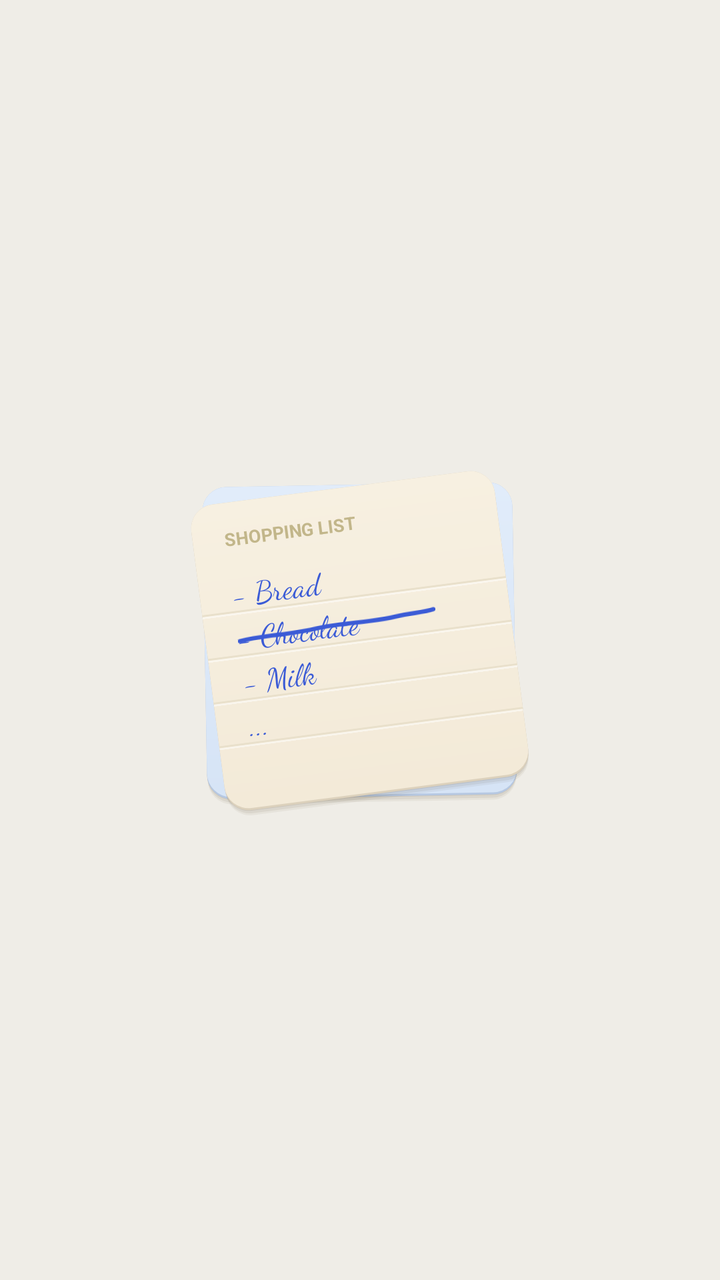
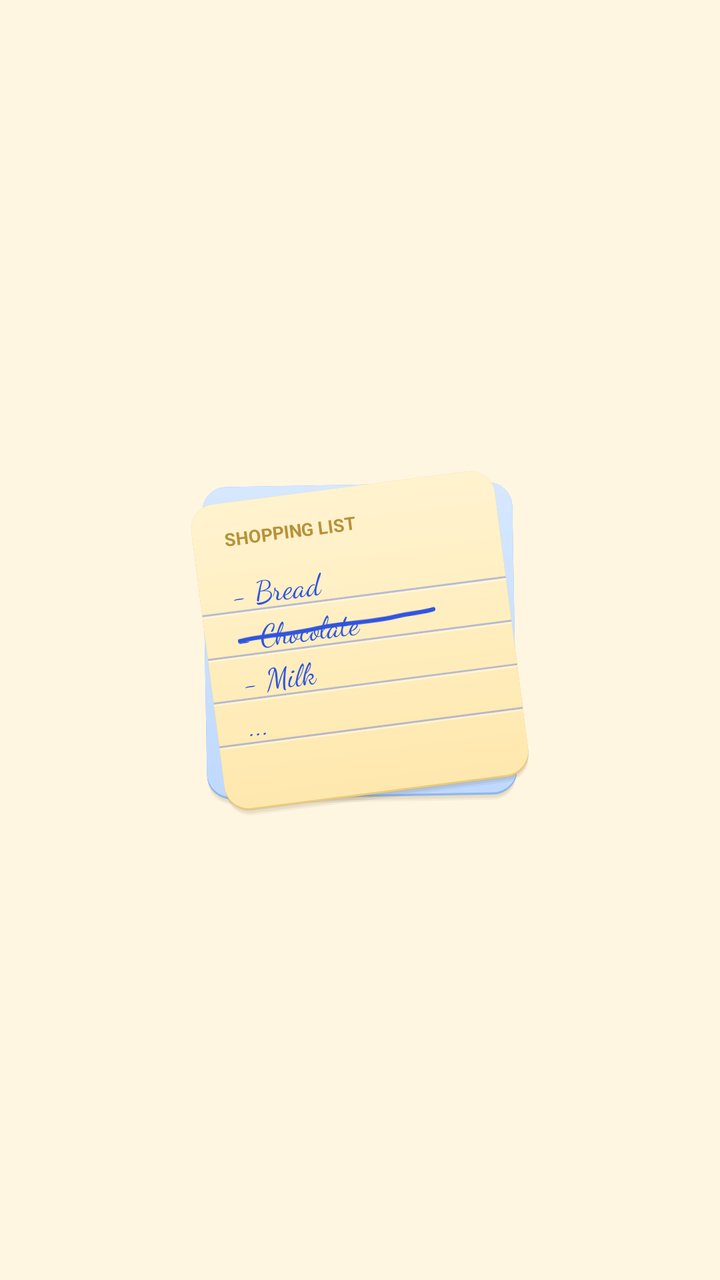

Compare the two renders of this Android layout. The source of the first and the diff that turns it into the second are given below.
<!-- AndroidManifest.xml: application theme AppTheme -->
<!-- res/layout/widget_preview.xml -->
<?xml version="1.0" encoding="utf-8"?>
<FrameLayout xmlns:android="http://schemas.android.com/apk/res/android" android:layout_width="match_parent" android:layout_height="match_parent">
    <FrameLayout android:layout_width="180dp" android:layout_height="180dp" android:layout_gravity="center">
        <FrameLayout android:layout_width="167dp" android:layout_height="167dp" android:layout_gravity="center"
            android:rotation="-1" android:background="@drawable/paper_sky"/>
        <FrameLayout android:layout_width="165dp" android:layout_height="165dp" android:layout_gravity="center"
            android:rotation="-7.4" android:background="@drawable/paper_cream" android:padding="6dp">
            <LinearLayout android:layout_width="match_parent" android:layout_height="match_parent" android:orientation="vertical">
                <TextView android:layout_width="wrap_content" android:layout_height="wrap_content" android:text="SHOPPING LIST"
                    android:paddingStart="16dp" android:paddingTop="12dp" android:paddingBottom="10dp"
                    android:textSize="9sp" android:textStyle="bold" android:textColor="#C2B68A"/>
                <FrameLayout android:layout_width="match_parent" android:layout_height="22dp" android:background="@drawable/rule" android:paddingStart="16dp">
                    <CheckBox android:layout_width="wrap_content" android:layout_height="match_parent" android:button="@null"
                        android:background="@drawable/strike" android:minWidth="0dp" android:minHeight="0dp" android:padding="0dp"
                        android:paddingEnd="4dp" android:textSize="15sp" android:textColor="#3B5BD6" android:fontFamily="cursive"
                        android:checked="false" android:text="- Bread"/>
                </FrameLayout>
                <FrameLayout android:layout_width="match_parent" android:layout_height="22dp" android:background="@drawable/rule" android:paddingStart="16dp">
                    <CheckBox android:layout_width="wrap_content" android:layout_height="match_parent" android:button="@null"
                        android:background="@drawable/strike" android:minWidth="0dp" android:minHeight="0dp" android:padding="0dp"
                        android:paddingEnd="4dp" android:textSize="15sp" android:textColor="#3B5BD6" android:fontFamily="cursive"
                        android:checked="true" android:text="- Chocolate"/>
                </FrameLayout>
                <FrameLayout android:layout_width="match_parent" android:layout_height="22dp" android:background="@drawable/rule" android:paddingStart="16dp">
                    <CheckBox android:layout_width="wrap_content" android:layout_height="match_parent" android:button="@null"
                        android:background="@drawable/strike" android:minWidth="0dp" android:minHeight="0dp" android:padding="0dp"
                        android:paddingEnd="4dp" android:textSize="15sp" android:textColor="#3B5BD6" android:fontFamily="cursive"
                        android:checked="false" android:text="- Milk"/>
                </FrameLayout>
                <FrameLayout android:layout_width="match_parent" android:layout_height="22dp" android:background="@drawable/rule" android:paddingStart="16dp">
                    <CheckBox android:layout_width="wrap_content" android:layout_height="match_parent" android:button="@null"
                        android:background="@drawable/strike" android:minWidth="0dp" android:minHeight="0dp" android:padding="0dp"
                        android:paddingEnd="4dp" android:textSize="15sp" android:textColor="#3B5BD6" android:fontFamily="cursive"
                        android:checked="false" android:text="..."/>
                </FrameLayout>
            </LinearLayout>
        </FrameLayout>
    </FrameLayout>
</FrameLayout>
<!-- resources referenced by this layout -->
<resources>
  <!-- drawable paper_cream (drawable) -->
  <?xml version="1.0" encoding="utf-8"?>
  <layer-list xmlns:android="http://schemas.android.com/apk/res/android">
      <item android:left="6.6dp" android:right="6.6dp" android:top="9.6dp" android:bottom="2.4dp">
          <shape><corners android:radius="12dp"/><solid android:color="#0D3B2A10"/></shape></item>
      <item android:left="6.4dp" android:right="6.4dp" android:top="8.2dp" android:bottom="3.6dp">
          <shape><corners android:radius="12dp"/><solid android:color="#123B2A10"/></shape></item>
      <item android:left="6.2dp" android:right="6.2dp" android:top="7.0dp" android:bottom="4.8dp">
          <shape><corners android:radius="12dp"/><solid android:color="#173B2A10"/></shape></item>
      <item android:left="6dp" android:right="6dp" android:top="6dp" android:bottom="5.3dp">
          <shape><corners android:radius="12dp"/><solid android:color="#DCD1BC"/></shape></item>
      <item android:left="6dp" android:right="6dp" android:top="6dp" android:bottom="6dp">
          <shape><corners android:radius="12dp"/><gradient android:angle="270" android:startColor="#F7F0E1" android:endColor="#F3EAD8"/></shape></item>
  </layer-list>
  <!-- drawable paper_sky (drawable) -->
  <?xml version="1.0" encoding="utf-8"?>
  <layer-list xmlns:android="http://schemas.android.com/apk/res/android">
      <item android:left="6.6dp" android:right="6.6dp" android:top="9.6dp" android:bottom="2.4dp">
          <shape><corners android:radius="12dp"/><solid android:color="#0D3B2A10"/></shape></item>
      <item android:left="6.4dp" android:right="6.4dp" android:top="8.2dp" android:bottom="3.6dp">
          <shape><corners android:radius="12dp"/><solid android:color="#123B2A10"/></shape></item>
      <item android:left="6.2dp" android:right="6.2dp" android:top="7.0dp" android:bottom="4.8dp">
          <shape><corners android:radius="12dp"/><solid android:color="#173B2A10"/></shape></item>
      <item android:left="6dp" android:right="6dp" android:top="6dp" android:bottom="5.3dp">
          <shape><corners android:radius="12dp"/><solid android:color="#B6C8E2"/></shape></item>
      <item android:left="6dp" android:right="6dp" android:top="6dp" android:bottom="6dp">
          <shape><corners android:radius="12dp"/><gradient android:angle="270" android:startColor="#E1ECFA" android:endColor="#D6E4F6"/></shape></item>
  </layer-list>
  <!-- drawable rule (drawable) -->
  <?xml version="1.0" encoding="utf-8"?>
  <layer-list xmlns:android="http://schemas.android.com/apk/res/android">
      <item android:gravity="bottom" android:height="1dp" android:bottom="1dp"><shape><solid android:color="#E9E0CB"/></shape></item>
      <item android:gravity="bottom" android:height="1dp"><shape><solid android:color="#80FFFFFF"/></shape></item>
  </layer-list>
  <style name="AppTheme" parent="android:Theme.Material.Light.NoActionBar">
          <item name="android:windowBackground">@color/bg</item>
          <item name="android:statusBarColor">@color/bg</item>
          <item name="android:navigationBarColor">@color/bg</item>
          <item name="android:windowLightStatusBar">true</item>
          <item name="android:windowLightNavigationBar">true</item>
          <item name="android:colorAccent">#3B5BD6</item>
          <item name="android:textColorHighlight">#403B5BD6</item>
      </style>
  <!-- drawable strike_on (drawable) -->
  <?xml version="1.0" encoding="utf-8"?>
  <vector xmlns:android="http://schemas.android.com/apk/res/android" android:width="100dp" android:height="22dp" android:viewportWidth="100" android:viewportHeight="22">
      <path android:name="s" android:pathData="M1,13.2 C14,11.6 26,13.4 40,11.8 C54,10.4 66,12.6 80,11 C88,10.2 94,10.8 99,9.8" android:strokeColor="@color/ink_dark" android:strokeWidth="2.1"
          android:strokeLineCap="round" android:fillColor="#00000000" android:trimPathEnd="1"/>
  </vector>
  <color name="bg">#EFEDE7</color>
  <color name="ink_dark">#3B5BD6</color>
  <!-- unchanged entries left out for length: 4 -->
</resources>

<!-- the commit's change to res/layout/widget_preview.xml (unified diff, before → after) -->
@@ -8,29 +8,29 @@
             <LinearLayout android:layout_width="match_parent" android:layout_height="match_parent" android:orientation="vertical">
                 <TextView android:layout_width="wrap_content" android:layout_height="wrap_content" android:text="SHOPPING LIST"
                     android:paddingStart="16dp" android:paddingTop="12dp" android:paddingBottom="10dp"
-                    android:textSize="9sp" android:textStyle="bold" android:textColor="#C2B68A"/>
+                    android:textSize="9sp" android:textStyle="bold" android:textColor="#B8923A"/>
                 <FrameLayout android:layout_width="match_parent" android:layout_height="22dp" android:background="@drawable/rule" android:paddingStart="16dp">
                     <CheckBox android:layout_width="wrap_content" android:layout_height="match_parent" android:button="@null"
                         android:background="@drawable/strike" android:minWidth="0dp" android:minHeight="0dp" android:padding="0dp"
-                        android:paddingEnd="4dp" android:textSize="15sp" android:textColor="#3B5BD6" android:fontFamily="cursive"
+                        android:paddingEnd="4dp" android:textSize="15sp" android:textColor="#2F55E0" android:fontFamily="cursive"
                         android:checked="false" android:text="- Bread"/>
                 </FrameLayout>
                 <FrameLayout android:layout_width="match_parent" android:layout_height="22dp" android:background="@drawable/rule" android:paddingStart="16dp">
                     <CheckBox android:layout_width="wrap_content" android:layout_height="match_parent" android:button="@null"
                         android:background="@drawable/strike" android:minWidth="0dp" android:minHeight="0dp" android:padding="0dp"
-                        android:paddingEnd="4dp" android:textSize="15sp" android:textColor="#3B5BD6" android:fontFamily="cursive"
+                        android:paddingEnd="4dp" android:textSize="15sp" android:textColor="#2F55E0" android:fontFamily="cursive"
                         android:checked="true" android:text="- Chocolate"/>
                 </FrameLayout>
                 <FrameLayout android:layout_width="match_parent" android:layout_height="22dp" android:background="@drawable/rule" android:paddingStart="16dp">
                     <CheckBox android:layout_width="wrap_content" android:layout_height="match_parent" android:button="@null"
                         android:background="@drawable/strike" android:minWidth="0dp" android:minHeight="0dp" android:padding="0dp"
-                        android:paddingEnd="4dp" android:textSize="15sp" android:textColor="#3B5BD6" android:fontFamily="cursive"
+                        android:paddingEnd="4dp" android:textSize="15sp" android:textColor="#2F55E0" android:fontFamily="cursive"
                         android:checked="false" android:text="- Milk"/>
                 </FrameLayout>
                 <FrameLayout android:layout_width="match_parent" android:layout_height="22dp" android:background="@drawable/rule" android:paddingStart="16dp">
                     <CheckBox android:layout_width="wrap_content" android:layout_height="match_parent" android:button="@null"
                         android:background="@drawable/strike" android:minWidth="0dp" android:minHeight="0dp" android:padding="0dp"
-                        android:paddingEnd="4dp" android:textSize="15sp" android:textColor="#3B5BD6" android:fontFamily="cursive"
+                        android:paddingEnd="4dp" android:textSize="15sp" android:textColor="#2F55E0" android:fontFamily="cursive"
                         android:checked="false" android:text="..."/>
                 </FrameLayout>
             </LinearLayout>
<!-- resource entries referenced after the edit -->
@@ -10,9 +10,9 @@
       <item android:left="6.2dp" android:right="6.2dp" android:top="7.0dp" android:bottom="4.8dp">
           <shape><corners android:radius="12dp"/><solid android:color="#173B2A10"/></shape></item>
       <item android:left="6dp" android:right="6dp" android:top="6dp" android:bottom="5.3dp">
-          <shape><corners android:radius="12dp"/><solid android:color="#DCD1BC"/></shape></item>
+          <shape><corners android:radius="12dp"/><solid android:color="#E8CB80"/></shape></item>
       <item android:left="6dp" android:right="6dp" android:top="6dp" android:bottom="6dp">
-          <shape><corners android:radius="12dp"/><gradient android:angle="270" android:startColor="#F7F0E1" android:endColor="#F3EAD8"/></shape></item>
+          <shape><corners android:radius="12dp"/><gradient android:angle="270" android:startColor="#FFF3CF" android:endColor="#FFE8AE"/></shape></item>
   </layer-list>
   <!-- drawable paper_sky (drawable) -->
   <?xml version="1.0" encoding="utf-8"?>
@@ -24,15 +24,15 @@
       <item android:left="6.2dp" android:right="6.2dp" android:top="7.0dp" android:bottom="4.8dp">
           <shape><corners android:radius="12dp"/><solid android:color="#173B2A10"/></shape></item>
       <item android:left="6dp" android:right="6dp" android:top="6dp" android:bottom="5.3dp">
-          <shape><corners android:radius="12dp"/><solid android:color="#B6C8E2"/></shape></item>
+          <shape><corners android:radius="12dp"/><solid android:color="#8DB6F0"/></shape></item>
       <item android:left="6dp" android:right="6dp" android:top="6dp" android:bottom="6dp">
-          <shape><corners android:radius="12dp"/><gradient android:angle="270" android:startColor="#E1ECFA" android:endColor="#D6E4F6"/></shape></item>
+          <shape><corners android:radius="12dp"/><gradient android:angle="270" android:startColor="#D6E8FF" android:endColor="#BFD9FF"/></shape></item>
   </layer-list>
   <!-- drawable rule (drawable) -->
   <?xml version="1.0" encoding="utf-8"?>
   <layer-list xmlns:android="http://schemas.android.com/apk/res/android">
-      <item android:gravity="bottom" android:height="1dp" android:bottom="1dp"><shape><solid android:color="#E9E0CB"/></shape></item>
-      <item android:gravity="bottom" android:height="1dp"><shape><solid android:color="#80FFFFFF"/></shape></item>
+      <item android:gravity="bottom" android:height="1dp" android:bottom="1dp"><shape><solid android:color="#552F55E0"/></shape></item>
+      <item android:gravity="bottom" android:height="1dp"><shape><solid android:color="#66FFFFFF"/></shape></item>
   </layer-list>
   <style name="AppTheme" parent="android:Theme.Material.Light.NoActionBar">
           <item name="android:windowBackground">@color/bg</item>
@@ -40,7 +40,7 @@
           <item name="android:navigationBarColor">@color/bg</item>
           <item name="android:windowLightStatusBar">true</item>
           <item name="android:windowLightNavigationBar">true</item>
-          <item name="android:colorAccent">#3B5BD6</item>
+          <item name="android:colorAccent">#2F55E0</item>
           <item name="android:textColorHighlight">#403B5BD6</item>
       </style>
   <!-- drawable strike_on (drawable) -->
@@ -49,8 +49,8 @@
       <path android:name="s" android:pathData="M1,13.2 C14,11.6 26,13.4 40,11.8 C54,10.4 66,12.6 80,11 C88,10.2 94,10.8 99,9.8" android:strokeColor="@color/ink_dark" android:strokeWidth="2.1"
           android:strokeLineCap="round" android:fillColor="#00000000" android:trimPathEnd="1"/>
   </vector>
-  <color name="bg">#EFEDE7</color>
-  <color name="ink_dark">#3B5BD6</color>
+  <color name="bg">#FFF6E2</color>
+  <color name="ink_dark">#2F55E0</color>
   <!-- unchanged entries left out for length: 4 -->
 </resources>
 
